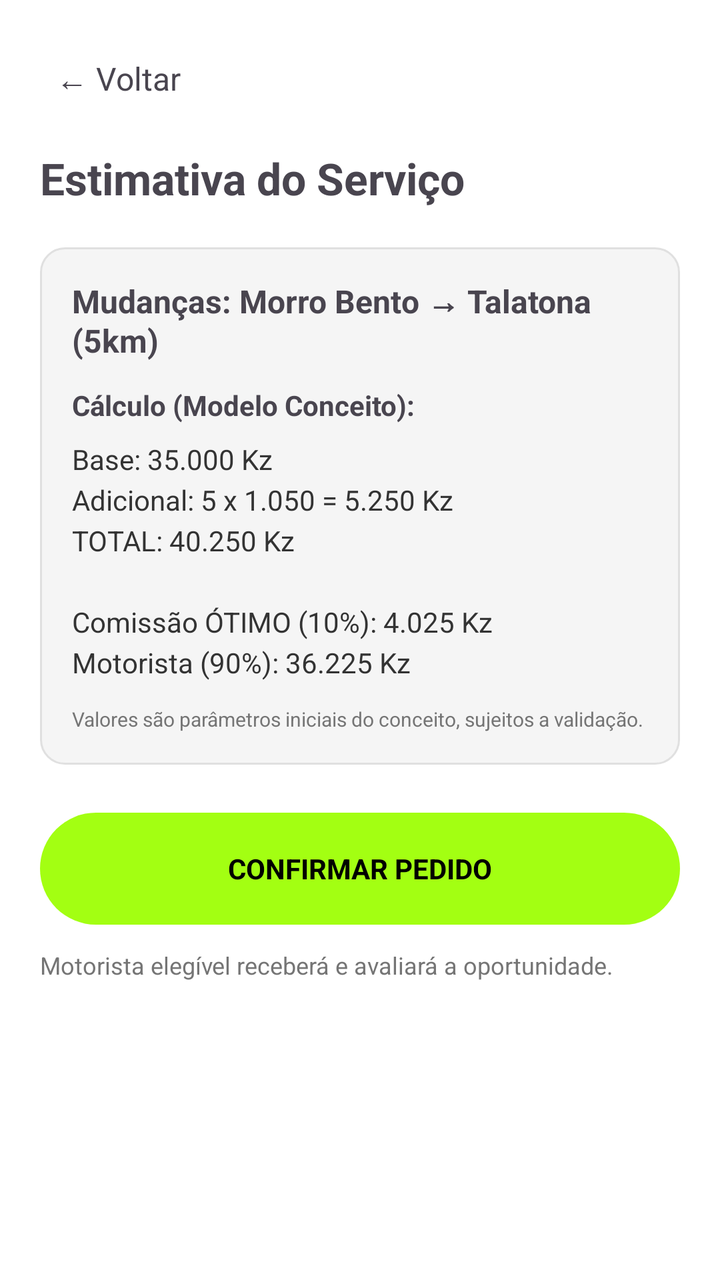
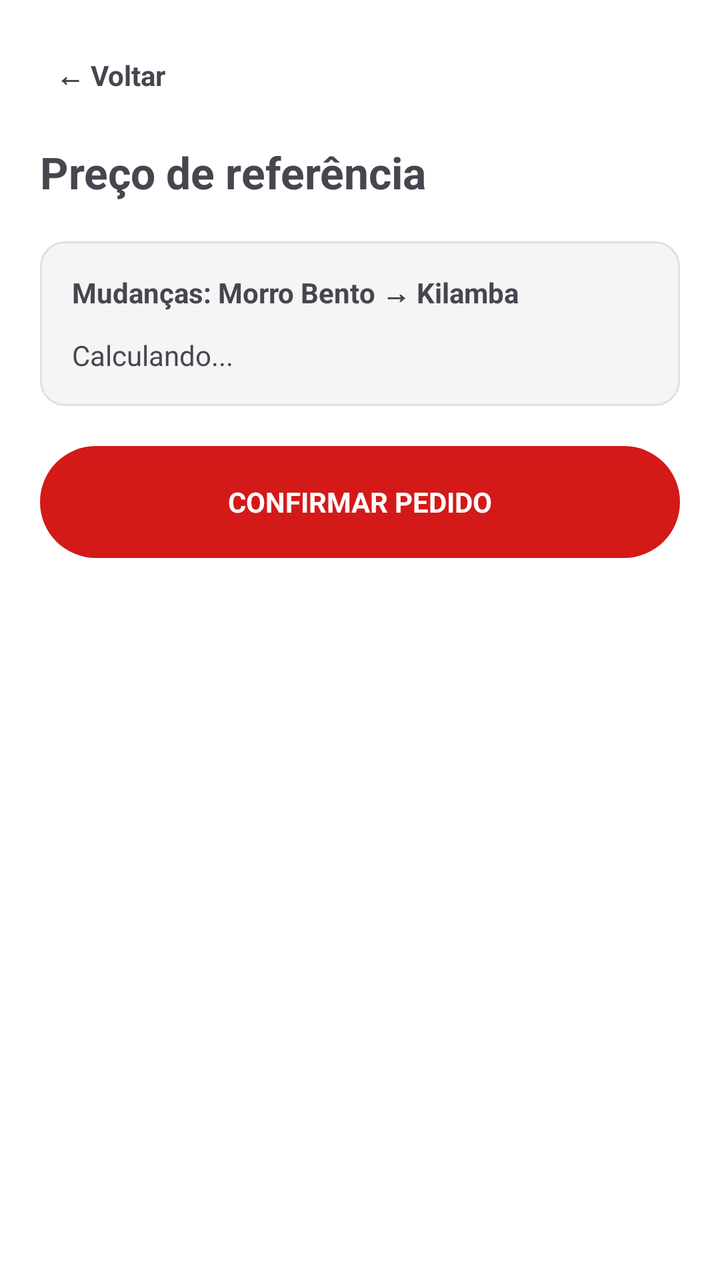

An Android layout rendered at two revisions. The XML below is the earlier revision; the diff shows what the commit changed to produce the second picture.
<!-- AndroidManifest.xml: application theme Theme.OtimoAngola -->
<!-- res/layout/activity_reserva.xml -->
<?xml version="1.0" encoding="utf-8"?>
<LinearLayout xmlns:android="http://schemas.android.com/apk/res/android"
    android:layout_width="match_parent" android:layout_height="match_parent"
    android:orientation="vertical" android:background="#FFFFFF" android:padding="20dp">

    <TextView android:id="@+id/btnVoltarConfirmar"
        android:layout_width="wrap_content" android:layout_height="wrap_content"
        android:text="← Voltar" android:textSize="16sp" android:padding="8dp"/>

    <TextView android:layout_width="wrap_content" android:layout_height="wrap_content"
        android:layout_marginTop="16dp" android:text="Estimativa do Serviço" android:textSize="22sp" android:textStyle="bold"/>

    <LinearLayout android:layout_width="match_parent" android:layout_height="wrap_content"
        android:orientation="vertical" android:layout_marginTop="20dp"
        android:background="@drawable/bg_gray_rounded" android:padding="16dp">

        <TextView android:id="@+id/txtDetalheViagem"
            android:layout_width="wrap_content" android:layout_height="wrap_content"
            android:text="Mudanças: Morro Bento → Talatona (5km)" android:textSize="16sp" android:textStyle="bold"/>

        <TextView android:layout_width="wrap_content" android:layout_height="wrap_content"
            android:layout_marginTop="12dp" android:text="Cálculo (Modelo Conceito):" android:textStyle="bold"/>

        <TextView android:id="@+id/txtCalculo"
            android:layout_width="wrap_content" android:layout_height="wrap_content"
            android:layout_marginTop="8dp"
            android:text="Base: 35.000 Kz&#10;Adicional: 5 x 1.050 = 5.250 Kz&#10;TOTAL: 40.250 Kz&#10;&#10;Comissão ÓTIMO (10%): 4.025 Kz&#10;Motorista (90%): 36.225 Kz"
            android:textColor="#333333" android:lineSpacingExtra="4dp"/>

        <TextView android:layout_width="wrap_content" android:layout_height="wrap_content"
            android:layout_marginTop="12dp" android:text="Valores são parâmetros iniciais do conceito, sujeitos a validação." android:textSize="10sp" android:textColor="#757575"/>
    </LinearLayout>

    <TextView android:id="@+id/btnPagar"
        android:layout_width="match_parent" android:layout_height="56dp"
        android:layout_marginTop="24dp" android:text="CONFIRMAR PEDIDO" android:gravity="center"
        android:background="@drawable/bg_red_rounded" android:textColor="#000000"
        android:textStyle="bold" android:backgroundTint="#A3FF12"/>

    <TextView android:layout_width="wrap_content" android:layout_height="wrap_content"
        android:layout_marginTop="12dp" android:text="Motorista elegível receberá e avaliará a oportunidade." android:textColor="#757575" android:textSize="12sp" android:gravity="center"/>
</LinearLayout>
<!-- resources referenced by this layout -->
<resources>
  <!-- drawable bg_gray_rounded (drawable) -->
  <?xml version="1.0" encoding="utf-8"?>
  <shape xmlns:android="http://schemas.android.com/apk/res/android"
      android:shape="rectangle">
      <corners android:radius="12dp"/>
      <solid android:color="#F5F5F5"/>
      <stroke android:width="1dp" android:color="#E0E0E0"/>
  </shape>
  <!-- drawable bg_red_rounded (drawable) -->
  <?xml version="1.0" encoding="utf-8"?>
  <shape xmlns:android="http://schemas.android.com/apk/res/android"
      android:shape="rectangle">
      <corners android:radius="28dp"/>
      <solid android:color="#D41919"/>
  </shape>
  <style name="Theme.OtimoAngola" parent="Theme.Material3.DayNight.NoActionBar">
          <item name="colorPrimary">#D41919</item>
          <item name="android:statusBarColor">#D41919</item>
      </style>
</resources>

<!-- the commit's change to res/layout/activity_reserva.xml (unified diff, before → after) -->
@@ -1,42 +1,10 @@
 <?xml version="1.0" encoding="utf-8"?>
-<LinearLayout xmlns:android="http://schemas.android.com/apk/res/android"
-    android:layout_width="match_parent" android:layout_height="match_parent"
-    android:orientation="vertical" android:background="#FFFFFF" android:padding="20dp">
-
-    <TextView android:id="@+id/btnVoltarConfirmar"
-        android:layout_width="wrap_content" android:layout_height="wrap_content"
-        android:text="← Voltar" android:textSize="16sp" android:padding="8dp"/>
-
-    <TextView android:layout_width="wrap_content" android:layout_height="wrap_content"
-        android:layout_marginTop="16dp" android:text="Estimativa do Serviço" android:textSize="22sp" android:textStyle="bold"/>
-
-    <LinearLayout android:layout_width="match_parent" android:layout_height="wrap_content"
-        android:orientation="vertical" android:layout_marginTop="20dp"
-        android:background="@drawable/bg_gray_rounded" android:padding="16dp">
-
-        <TextView android:id="@+id/txtDetalheViagem"
-            android:layout_width="wrap_content" android:layout_height="wrap_content"
-            android:text="Mudanças: Morro Bento → Talatona (5km)" android:textSize="16sp" android:textStyle="bold"/>
-
-        <TextView android:layout_width="wrap_content" android:layout_height="wrap_content"
-            android:layout_marginTop="12dp" android:text="Cálculo (Modelo Conceito):" android:textStyle="bold"/>
-
-        <TextView android:id="@+id/txtCalculo"
-            android:layout_width="wrap_content" android:layout_height="wrap_content"
-            android:layout_marginTop="8dp"
-            android:text="Base: 35.000 Kz&#10;Adicional: 5 x 1.050 = 5.250 Kz&#10;TOTAL: 40.250 Kz&#10;&#10;Comissão ÓTIMO (10%): 4.025 Kz&#10;Motorista (90%): 36.225 Kz"
-            android:textColor="#333333" android:lineSpacingExtra="4dp"/>
-
-        <TextView android:layout_width="wrap_content" android:layout_height="wrap_content"
-            android:layout_marginTop="12dp" android:text="Valores são parâmetros iniciais do conceito, sujeitos a validação." android:textSize="10sp" android:textColor="#757575"/>
+<LinearLayout xmlns:android="http://schemas.android.com/apk/res/android" android:layout_width="match_parent" android:layout_height="match_parent" android:orientation="vertical" android:background="#FFFFFF" android:padding="20dp">
+    <TextView android:id="@+id/btnVoltarConfirmar" android:layout_width="wrap_content" android:layout_height="wrap_content" android:text="← Voltar" android:padding="8dp" android:textStyle="bold"/>
+    <TextView android:layout_width="wrap_content" android:layout_height="wrap_content" android:layout_marginTop="16dp" android:text="Preço de referência" android:textSize="22sp" android:textStyle="bold"/>
+    <LinearLayout android:layout_width="match_parent" android:layout_height="wrap_content" android:layout_marginTop="20dp" android:background="@drawable/bg_gray_rounded" android:padding="16dp" android:orientation="vertical">
+        <TextView android:id="@+id/txtDetalheViagem" android:layout_width="wrap_content" android:layout_height="wrap_content" android:text="Mudanças: Morro Bento → Kilamba" android:textStyle="bold"/>
+        <TextView android:id="@+id/txtCalculo" android:layout_width="wrap_content" android:layout_height="wrap_content" android:layout_marginTop="12dp" android:text="Calculando..." android:lineSpacingExtra="6dp"/>
     </LinearLayout>
-
-    <TextView android:id="@+id/btnPagar"
-        android:layout_width="match_parent" android:layout_height="56dp"
-        android:layout_marginTop="24dp" android:text="CONFIRMAR PEDIDO" android:gravity="center"
-        android:background="@drawable/bg_red_rounded" android:textColor="#000000"
-        android:textStyle="bold" android:backgroundTint="#A3FF12"/>
-
-    <TextView android:layout_width="wrap_content" android:layout_height="wrap_content"
-        android:layout_marginTop="12dp" android:text="Motorista elegível receberá e avaliará a oportunidade." android:textColor="#757575" android:textSize="12sp" android:gravity="center"/>
+    <TextView android:id="@+id/btnPagar" android:layout_width="match_parent" android:layout_height="56dp" android:layout_marginTop="20dp" android:background="@drawable/bg_red_rounded" android:text="CONFIRMAR PEDIDO" android:gravity="center" android:textStyle="bold" android:textColor="#FFFFFF"/>
 </LinearLayout>
